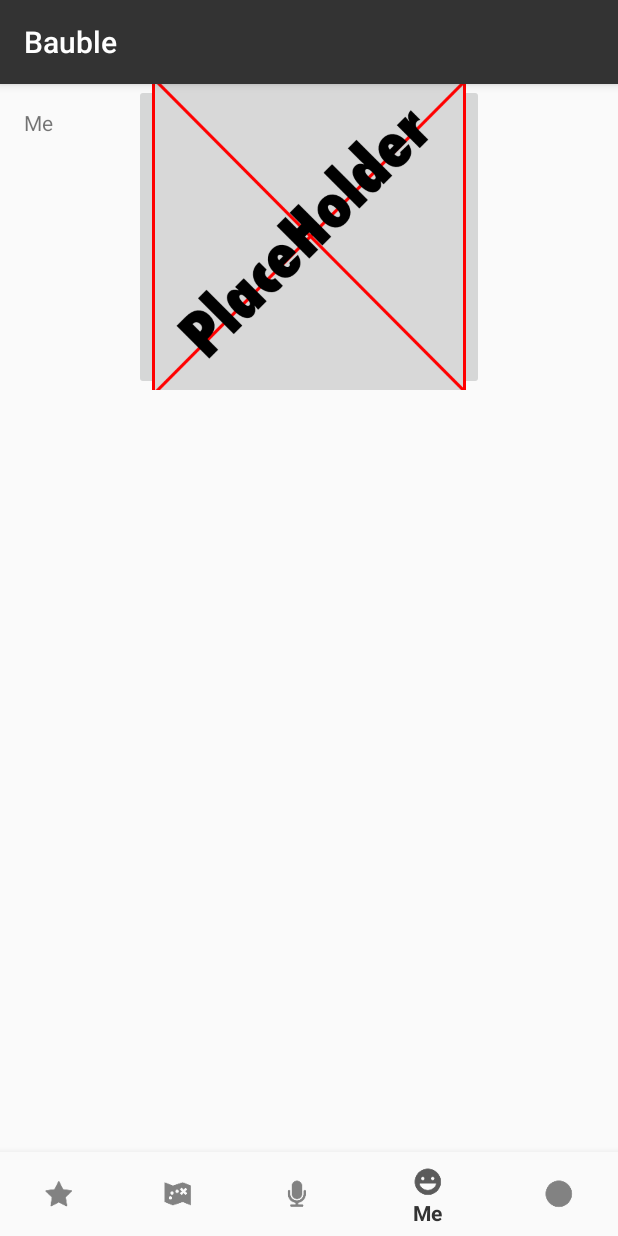
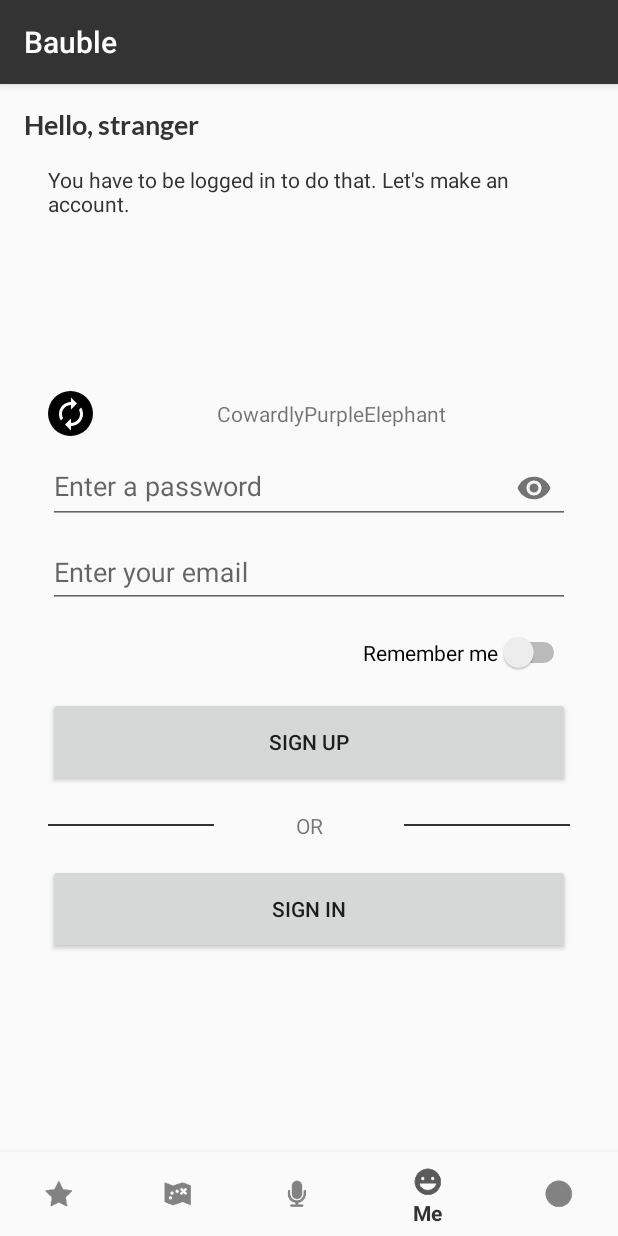
Before and after one commit to eduardrg/TellToo, an Android app: the screen it shows after launch (MainNavActivity), item 4 of the bottom bar chosen, on a phone screen of 412 x 824 dp. Run offline under Robolectric (Android 15) with nearby library versions, the phone set to English and light mode, and no system bars; libraries missing offline, so code that uses them is left out: android.net.sip.

Commit message:
Complete sign up and sign in fragments

```diff
--- a/app/build.gradle
+++ b/app/build.gradle
@@ -1,4 +1,5 @@
 apply plugin: 'com.android.application'
+// apply plugin: 'com.google.gms.google-services'
 
 android {
     compileSdkVersion 25
--- a/app/src/main/java/com/bauble_app/bauble/MainActivity.java
+++ b/app/src/main/java/com/bauble_app/bauble/MainActivity.java
@@ -1,13 +1,17 @@
 package com.bauble_app.bauble;
 
+import android.graphics.Typeface;
+import android.support.constraint.solver.SolverVariable;
 import android.support.v7.app.AppCompatActivity;
 import android.os.Bundle;
+import android.view.View;
+import android.widget.TextView;
 
 public class MainActivity extends AppCompatActivity {
-
     @Override
     protected void onCreate(Bundle savedInstanceState) {
         super.onCreate(savedInstanceState);
         setContentView(R.layout.activity_main);
     }
+
 }
--- a/app/src/main/java/com/bauble_app/bauble/MainNavActivity.java
+++ b/app/src/main/java/com/bauble_app/bauble/MainNavActivity.java
@@ -8,7 +8,7 @@ import android.support.v7.app.AppCompatActivity;
 import android.view.MenuItem;
 import android.widget.TextView;
 
-public class MainNavActivity extends AppCompatActivity {
+public class MainNavActivity extends MainActivity {
 
     private TextView mTextMessage;
     private FragmentManager fragManager;
@@ -35,7 +35,10 @@ public class MainNavActivity extends AppCompatActivity {
                             .commit();
                     return true;
                 case R.id.navigation_me:
-                    mTextMessage.setText(R.string.title_me);
+                    mTextMessage.setText("");
+                    fragManager.beginTransaction()
+                            .replace(R.id.content, new SignUpFragment())
+                            .commit();
                     return true;
                 case R.id.navigation_messages:
                     mTextMessage.setText(R.string.title_messages);
@@ -61,4 +64,8 @@ public class MainNavActivity extends AppCompatActivity {
         navigation.setOnNavigationItemSelectedListener(mOnNavigationItemSelectedListener);
     }
 
+    public FragmentManager getMyFragManager() {
+        return this.fragManager;
+    }
+
 }
--- /dev/null
+++ b/app/src/main/java/com/bauble_app/bauble/SignUpFragment.java
@@ -0,0 +1,77 @@
+package com.bauble_app.bauble;
+
+
+import android.graphics.Typeface;
+import android.net.sip.SipAudioCall;
+import android.os.Bundle;
+import android.support.v4.app.Fragment;
+import android.support.v4.app.FragmentManager;
+import android.view.LayoutInflater;
+import android.view.View;
+import android.view.ViewGroup;
+import android.widget.Button;
+import android.widget.ImageButton;
+import android.widget.TextView;
+
+
+/**
+ * A simple {@link Fragment} subclass.
+ */
+public class SignUpFragment extends Fragment {
+    private FragmentManager fragManager;
+
+    public SignUpFragment() {
+        // Required empty public constructor
+    }
+
+    @Override
+    public View onCreateView(LayoutInflater inflater, ViewGroup container,
+                             Bundle savedInstanceState) {
+        // Get the fragment manager
+        fragManager = ((MainNavActivity) getActivity()).getMyFragManager();
+
+        // Inflate the layout for this fragment
+        View v = inflater.inflate(R.layout.fragment_sign_up, container,
+                false);
+
+        // Attach OnClick listener to refresh button, so that sign up name is
+        // toggled on each click
+        attachRefreshListener(v);
+
+        // Attach OnClick listener to sign in button to switch screens
+        Button signIn = (Button) v.findViewById(R.id.sign_up_goto_signin);
+        signIn.setOnClickListener(new View.OnClickListener() {
+            public void onClick(View btn) {
+                fragManager.beginTransaction().replace(R.id.content, new
+                        SignInFragment())
+                        .commit();
+            }
+        });
+
+        // Set TextViews to use custom typefaces defined in FontHelper
+        TextView title = (TextView) v.findViewById(R.id.sign_up_page_title);
+        title.setTypeface(FontHelper.getInstance(getActivity()).LatoBold);
+        return v;
+    }
+
+    private void attachRefreshListener(View v) {
+        ImageButton refresh = (ImageButton) v.findViewById(R.id
+                .sign_up_refresh);
+
+        refresh.setOnClickListener(new View.OnClickListener() {
+            public void onClick(View signUpRefresh) {
+                TextView signUpName = (TextView) (signUpRefresh
+                        .getRootView())
+                        .findViewById(R.id
+                                .sign_up_name);
+                String currentName = (String) signUpName.getText();
+                if (currentName.equals("CowardlyPurpleElephant")) {
+                    signUpName.setText("HeckinRarePupper");
+                } else {
+                    signUpName.setText("CowardlyPurpleElephant");
+                }
+            }
+        });
+    }
+
+}
--- /dev/null
+++ b/app/src/main/res/drawable/button_circle_background.xml
@@ -0,0 +1,12 @@
+<?xml version="1.0" encoding="utf-8"?>
+<shape
+    xmlns:android="http://schemas.android.com/apk/res/android"
+    android:shape="oval">
+
+    <solid
+        android:color="#000000"/>
+
+    <size
+        android:width="30dp"
+        android:height="30dp"/>
+</shape>
--- /dev/null
+++ b/app/src/main/res/drawable/ic_signup_refresh.xml
@@ -0,0 +1,9 @@
+<vector xmlns:android="http://schemas.android.com/apk/res/android"
+        android:width="24dp"
+        android:height="24dp"
+        android:viewportWidth="24.0"
+        android:viewportHeight="24.0">
+    <path
+        android:fillColor="#FFFFFF"
+        android:pathData="M12,6v3l4,-4 -4,-4v3c-4.42,0 -8,3.58 -8,8 0,1.57 0.46,3.03 1.24,4.26L6.7,14.8c-0.45,-0.83 -0.7,-1.79 -0.7,-2.8 0,-3.31 2.69,-6 6,-6zM18.76,7.74L17.3,9.2c0.44,0.84 0.7,1.79 0.7,2.8 0,3.31 -2.69,6 -6,6v-3l-4,4 4,4v-3c4.42,0 8,-3.58 8,-8 0,-1.57 -0.46,-3.03 -1.24,-4.26z"/>
+</vector>
--- /dev/null
+++ b/app/src/main/res/layout/fragment_sign_up.xml
@@ -0,0 +1,157 @@
+<FrameLayout xmlns:android="http://schemas.android.com/apk/res/android"
+             xmlns:tools="http://schemas.android.com/tools"
+             android:layout_width="match_parent"
+             android:layout_height="match_parent"
+             xmlns:app="http://schemas.android.com/apk/res-auto"
+             tools:context="com.bauble_app.bauble.FrontFragment"
+    >
+
+    <RelativeLayout
+        android:layout_width="match_parent"
+        android:layout_height="wrap_content"
+        android:layout_margin="16dp"
+        >
+
+        <TextView
+            android:id="@+id/sign_up_page_title"
+            android:layout_width="match_parent"
+            android:layout_height="wrap_content"
+            android:text="@string/sign_up_page_title"
+            android:textSize="18sp"
+            android:textColor="@color/colorPrimary"/>
+
+        <TextView
+            android:layout_width="match_parent"
+            android:layout_height="wrap_content"
+            android:id="@+id/sign_up_page_desc"
+            android:text="@string/sign_up_page_desc"
+            android:layout_below="@id/sign_up_page_title"
+            android:layout_marginTop="16dp"
+            android:layout_marginLeft="16dp"
+            android:layout_marginStart="16dp"
+            android:textColor="@color/colorPrimary"
+            />
+
+        <RelativeLayout
+            android:layout_width="match_parent"
+            android:layout_height="match_parent"
+            android:layout_margin="16dp"
+            android:layout_below="@id/sign_up_page_desc"
+            android:gravity="center">
+
+            <ImageButton
+                android:id="@+id/sign_up_refresh"
+                android:layout_width="30dp"
+                android:layout_height="30dp"
+                android:layout_gravity="center"
+                android:adjustViewBounds="false"
+                android:background="@drawable/button_circle_background"
+                android:contentDescription=""
+                app:srcCompat="@drawable/ic_signup_refresh"/>
+
+            <TextView
+                android:id="@+id/sign_up_name"
+                android:layout_width="match_parent"
+                android:layout_height="wrap_content"
+                android:ems="10"
+                android:hint="@string/name_input_hint"
+                android:gravity="center"
+                android:textAlignment="center"
+                android:text="@string/sign_up_default_name"
+                android:layout_toRightOf="@id/sign_up_refresh"
+                android:layout_toEndOf="@id/sign_up_refresh"
+                android:layout_alignTop="@id/sign_up_refresh"
+                android:layout_alignBottom="@id/sign_up_refresh"
+                />
+
+            <android.support.design.widget.TextInputLayout
+                android:layout_width="match_parent"
+                android:layout_height="wrap_content"
+                android:id="@+id/sign_up_pass_input_container"
+                android:layout_below="@id/sign_up_refresh"
+                app:passwordToggleEnabled="true">
+
+                <EditText
+                    android:id="@+id/sign_up_pass_input"
+                    android:layout_width="match_parent"
+                    android:layout_height="wrap_content"
+                    android:ems="10"
+                    android:inputType="textPassword"
+                    android:hint="@string/enter_a_password"/>
+
+            </android.support.design.widget.TextInputLayout>
+
+            <android.support.design.widget.TextInputLayout
+                android:layout_width="match_parent"
+                android:layout_height="wrap_content"
+                android:id="@+id/sign_up_email_input_container"
+                android:layout_below="@id/sign_up_pass_input_container">
+                <EditText
+                    android:id="@+id/sign_up_email_input"
+                    android:layout_width="match_parent"
+                    android:layout_height="wrap_content"
+                    android:ems="10"
+                    android:inputType="textEmailAddress"
+                    android:hint="@string/enter_your_email"
+                    />
+            </android.support.design.widget.TextInputLayout>
+
+            <Switch
+                android:id="@+id/sign_up_remember_switch"
+                android:layout_width="wrap_content"
+                android:layout_height="wrap_content"
+                android:layout_below="@id/sign_up_email_input_container"
+                android:text="@string/remember_me"
+                android:layout_alignParentEnd="true"
+                android:layout_alignParentRight="true"
+                android:layout_marginTop="16dp"/>
+
+                <Button
+                    android:id="@+id/sign_up_submit_button"
+                    android:layout_width="match_parent"
+                    android:layout_height="60dp"
+                    android:layout_marginTop="16dp"
+                    android:text="@string/sign_up"
+                    android:layout_below="@id/sign_up_remember_switch"
+/>
+
+            <LinearLayout
+                android:id="@+id/sign_up_divider"
+                android:layout_width="match_parent"
+                android:layout_height="wrap_content"
+                android:layout_below="@id/sign_up_submit_button"
+                android:orientation="horizontal"
+                android:gravity="center"
+                android:layout_marginLeft="-16dp"
+                android:layout_marginRight="-16dp">
+                <View
+                    android:layout_width="wrap_content"
+                    android:layout_height="1dp"
+                    android:background="@color/colorPrimary"
+                    android:layout_weight="1"/>
+                <TextView
+                    android:layout_width="match_parent"
+                    android:layout_height="wrap_content"
+                    android:text="@string/sign_up_divider_text"
+                    android:layout_marginTop="16dp"
+                    android:layout_marginBottom="16dp"
+                    android:layout_weight="1"
+                    android:textAlignment="center"/>
+                <View
+                    android:layout_width="wrap_content"
+                    android:layout_height="1dp"
+                    android:background="@color/colorPrimary"
+                    android:layout_weight="1"/>
+            </LinearLayout>
+
+            <Button
+                android:id="@+id/sign_up_goto_signin"
+                android:layout_width="match_parent"
+                android:layout_height="60dp"
+                android:layout_below="@id/sign_up_divider"
+                android:text="@string/sign_in_button_text"/>
+
+        </RelativeLayout>
+    </RelativeLayout>
+
+</FrameLayout>
--- a/app/src/main/res/values/strings.xml
+++ b/app/src/main/res/values/strings.xml
@@ -15,6 +15,25 @@
     <!--String for Feature page (Front)-->
     <string name="front_title_collection">Collections</string>
 
-    <!-- TODO: Remove or change this placeholder text -->
-    <string name="hello_blank_fragment">Hello blank fragment</string>
+    <!-- Sign up strings -->
+    <string name="sign_up">Sign Up</string>
+    <string name="sign_up_page_title">Hello, stranger</string>
+    <string name="sign_up_page_desc">You have to be logged in to do that.
+        Let\'s make an account.</string>
+    <string name="sign_up_default_name">CowardlyPurpleElephant</string>
+    <string name="sign_up_divider_text">OR</string>
+    <string name="remember_me">Remember me</string>
+    <string name="name_input_hint">Name</string>
+    <string name="enter_a_password">Enter a password</string>
+    <string name="enter_your_email">Enter your email</string>
+    <string name="pick_a_name">Pick a name</string>
+
+    <!-- Sign in strings -->
+    <string name="sign_in_page_title">Hello, stranger</string>
+    <string name="sign_in_page_desc">Remind us who you are.</string>
+    <string name="sign_in_enter_name">Name or email</string>
+    <string name="sign_in_password">Password</string>
+    <string name="sign_in_button_text">Sign in</string>
+    <string name="sign_in_later">Maybe later</string>
+
 </resources>
--- a/build.gradle
+++ b/build.gradle
@@ -6,6 +6,7 @@ buildscript {
     }
     dependencies {
         classpath 'com.android.tools.build:gradle:2.3.0'
+        classpath 'com.google.gms:google-services:3.0.0'
 
         // NOTE: Do not place your application dependencies here; they belong
         // in the individual module build.gradle files
```
Also changed, not shown: app/src/main/java/com/bauble_app/bauble/SignInFragment.java (added, +44 -0 lines), app/src/main/res/layout/fragment_sign_in.xml (added, +133 -0 lines), app/src/main/res/drawable-hdpi/ic_visibility_toggle.png (added), app/src/main/res/drawable-mdpi/ic_visibility_toggle.png (added), app/src/main/res/drawable-xhdpi/ic_visibility_toggle.png (added), app/src/main/res/drawable-xxhdpi/ic_visibility_toggle.png (added).
